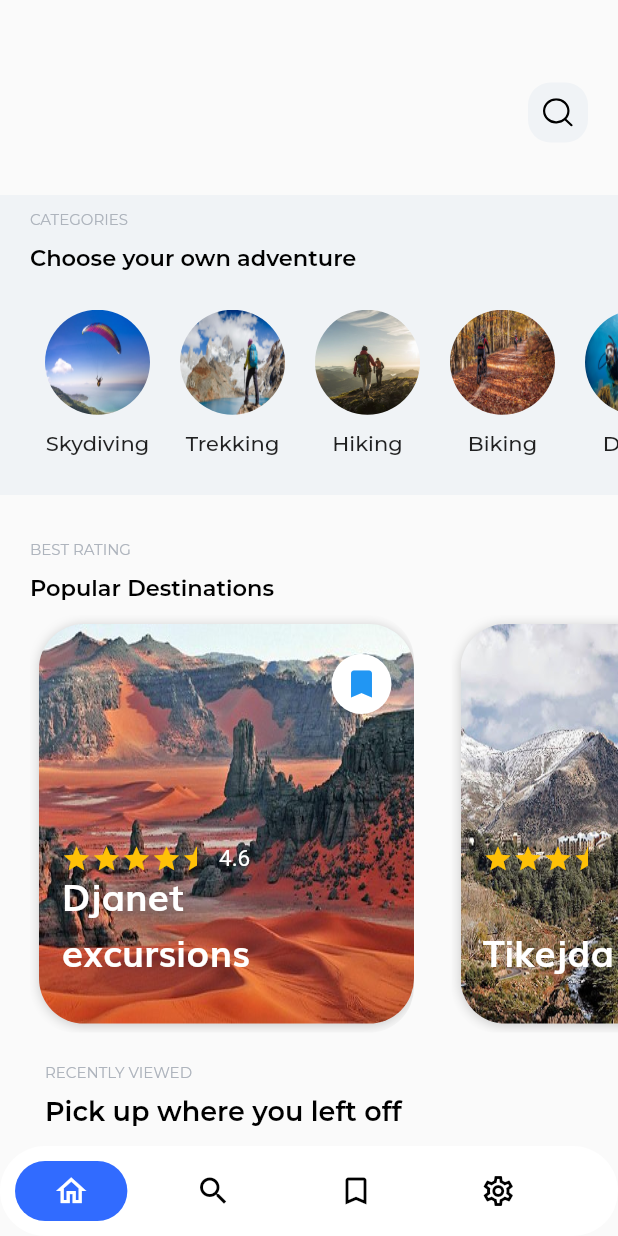
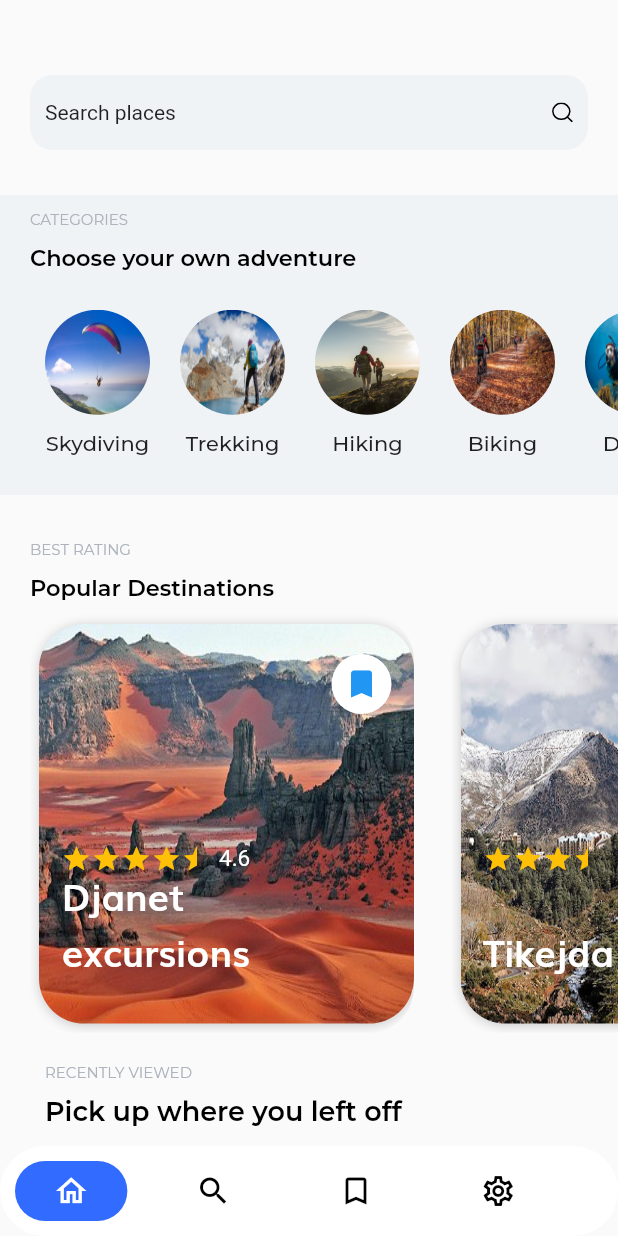
Before and after one commit to Djihanegh/FlutterTravelApp, a Flutter app: the screen it shows after launch, on a phone screen of 412 x 824 dp. Run offline on Flutter 3.47's test engine with Material 2 defaults, Android fonts, the phone set to English and light mode, and no system bars; drawn by our look-alikes of flutter_rating_bar; our stand-ins replace flutter_svg, google_fonts; Roboto replaces fonts that are missing (Hind).

Commit message:
finished the home screen

```diff
--- a/lib/presentation/pages/home/components/explore_text.dart
+++ b/lib/presentation/pages/home/components/explore_text.dart
@@ -1,16 +1,17 @@
 import 'package:flutter/material.dart';
 import 'package:flutter_svg/svg.dart';
 import 'package:travel_app/utils/constants.dart';
+import 'package:travel_app/utils/size_config.dart';
 
 class ExploreText extends StatelessWidget {
   const ExploreText({Key? key}) : super(key: key);
 
   @override
   Widget build(BuildContext context) {
-    return Row(
-      mainAxisAlignment: MainAxisAlignment.spaceBetween,
-      children: [
-       /* Text(
+    return /* Row(
+      mainAxisAlignment: MainAxisAlignment.start,
+      children: [*/
+        /* Text(
           "Explore",
           style: TextStyle(
             fontFamily: 'Muli',
@@ -18,7 +19,7 @@ class ExploreText extends StatelessWidget {
             fontSize: 35,
           ),
         ),*/
-        Spacer(),
+        //Spacer(),
         /* Container(
           height: 50,
           decoration: BoxDecoration(boxShadow: [
@@ -36,27 +37,24 @@ class ExploreText extends StatelessWidget {
         Padding(
             padding: EdgeInsets.only(right: 0),
             child: Container(
+                decoration: BoxDecoration(
+                    color: KGrey, borderRadius: BorderRadius.circular(15)),
                 height: 50,
-                //width: double.infinity,
+                width: SizeConfig.screenWidth! * 1.5,
+                padding: EdgeInsets.all(10),
                 child: Row(
                   mainAxisAlignment: MainAxisAlignment.spaceBetween,
                   children: [
                     //Flexible(child: CustomText()),
+                    Text("Search places"),
 
-                    Container(
-                        decoration: BoxDecoration(
-                            color: KGrey,
-                            borderRadius: BorderRadius.circular(15)),
-                        height: 40,
-                        width: 40,
-                        padding: EdgeInsets.all(10),
-                        child: SvgPicture.asset(
-                          "assets/icons/search.svg",
-                          color: Colors.black,
-                        )),
+                    SvgPicture.asset(
+                      "assets/icons/search.svg",
+                      color: Colors.black,
+                    ),
                   ],
-                ))),
-      ],
-    );
+                )));
+    // ],
+    //);
   }
 }
```
